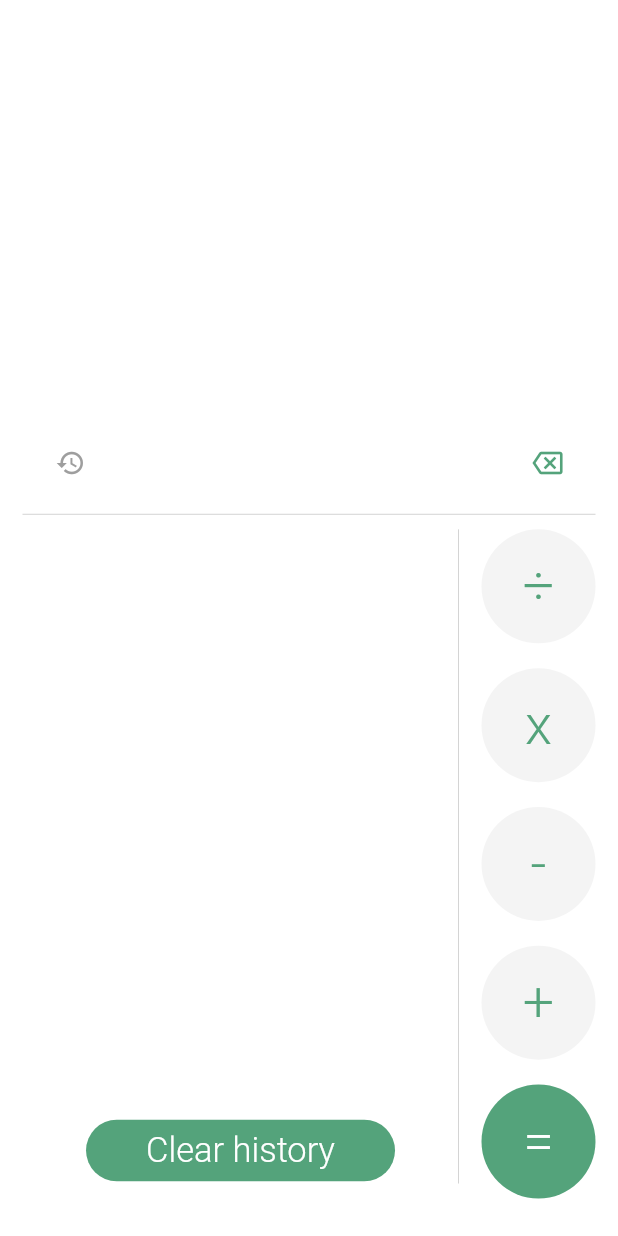
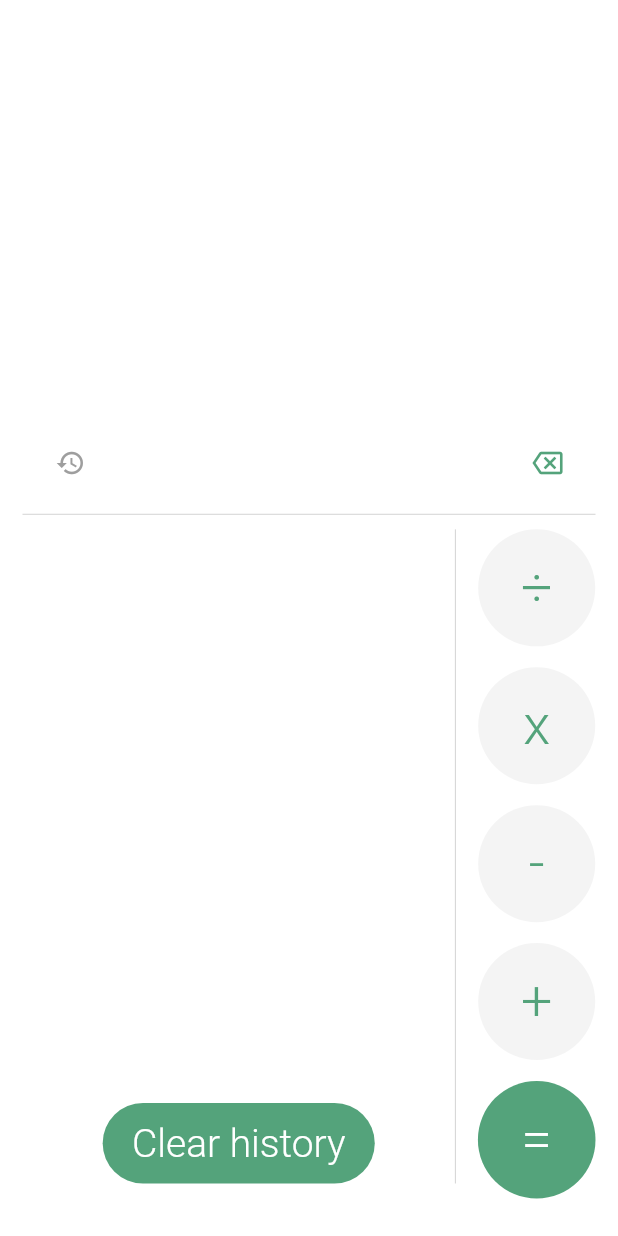
Before and after one commit to sabrihicham/mycalculatric, a Flutter app: the screen it shows after launch, after a tap on the "history" icon, on a phone screen of 412 x 824 dp. Run offline on Flutter 3.47's test engine with Material 2 defaults, Android fonts, the phone set to English and light mode, and no system bars.

Commit message:
Update UI & Fixing Bugs
Set re-sizable buttons ,fixing bugs and reorganize code

```diff
--- a/lib/main.dart
+++ b/lib/main.dart
@@ -9,7 +9,8 @@ const Color black = Color.fromARGB(255, 46, 46, 46);
 String input = "";
 String output = "";
 
-void main() => runApp(Calculator());
+void main() =>
+    runApp(MaterialApp(debugShowCheckedModeBanner: false, home: Calculator()));
 
 class Calculator extends StatefulWidget {
   @override
@@ -18,31 +19,17 @@ class Calculator extends StatefulWidget {
 
 class _CalculatorState extends State<Calculator> {
   int indexer = 0;
+  late Size size;
 
   List<Widget> history = []; //History of operations
 
-  List<String> leftSide = [
-    "C",
-    "7",
-    "4",
-    "1",
-    "+/-",
-    "( )",
-    "8",
-    "5",
-    "2",
-    "0",
-    "%",
-    "9",
-    "6",
-    "3",
-    "."
-  ];
+  List<String> leftSide = ["C","7","4","1","+/-","( )","8","5","2","0","%","9","6","3","."];
   List<String> rightSide = ["÷", "x", "-", "+", "="];
 
-  void switcher() => setState(() => indexer = indexer == 0 ? 1 : 0);
+  void switcher() => setState(() => indexer = indexer == 0 ? 1 : 0); //Histoy and Keypad indexer
 
-  //History Detail Box
+  ///History Detail Box
+  ///[ detailBox(input_ 'Operation', output_ 'Result') ]
   Widget detailBox({input_, output_}) {
     return GestureDetector(
       onTap: () => setState(() => {input = input_, output = output_}),
@@ -65,6 +52,78 @@ class _CalculatorState extends State<Calculator> {
     );
   }
 
+  //Char is an Operator.
+  bool isOperator(String s) {
+    if (s == "x" || s == "÷" || s == "-" || s == "+" || s == "(") return true;
+    return false;
+  }
+
+  ///Clear input and output fildes.
+  void clear() => setState(() => {input = "", output = ""});
+
+  ///Add Number and calculate
+  void addNum(String str) => setState(() {
+        input += str;
+        if (isValid()) output = result(input);
+      });
+
+  ///Add Operator
+  void addOpr(String str) => setState(() {
+        if (input.isNotEmpty && !isOperator(input[input.length - 1])) input += str;
+        if (input.isNotEmpty && isOperator(input[input.length - 1])) input = input.replaceRange(input.length - 1, input.length, str); return;
+      });
+
+  //Add Negative
+  void negative() => setState((){
+    if(input.endsWith("(-")){ input = input.replaceRange(input.length-2,input.length,""); return;}
+    if(input.isEmpty || (input.isNotEmpty && isOperator(input[input.length-1]))){ input += "(-"; return;}
+    if(!isOperator(input[input.length-1])){
+      int i = input.length - 1;
+      while (i > 0 && !isOperator(input[i])) { i--; }
+      print(i);
+      input = input.replaceRange(i,null,(i == 0 && !isOperator(input[i]))?("-"+input):(input[i] == "+" ?"-"+input.substring(i+1,input.length):input.substring(i+1,input.length)));
+    }});
+
+  ///Add Parenthses
+  void parenthese() => setState(() {
+        int count = 0;
+        for (int i = 0; i < input.length; ++i) {
+          if (input[i] == "(") count++;
+          if (input[i] == ")") count--;
+        }
+        if (input.isEmpty || isOperator(input[input.length - 1])) {
+          input += "(";
+          count++;
+          return;
+        }
+        if (!isOperator(input[input.length - 1]) && count == 0) {
+          input += "x(";
+          count++;
+          return;
+        }
+        if (!isOperator(input[input.length - 1]) && count > 0) {
+          input += ")";
+          count--;
+          return;
+        }
+        if (isValid()) output = result(input);
+      });
+
+  ///Check Input is a Valid Operator (Synth).
+  bool isValid() {
+    int count = 0;
+    for (int i = 0; i < input.length; ++i) {
+      if (input[i] == "(") count++;
+      if (input[i] == ")") count--;
+    }
+
+    if (count > 0) {
+      return false;
+    }
+
+    return true;
+  }
+
   //Button Widget
   Widget myButton(
       {Color color = grey, //Button Color
@@ -72,8 +131,8 @@ class _CalculatorState extends State<Calculator> {
       String text = "", //set text to Button
       @required onpressed, //Action
       int fontSize = 37, //Text Size
-      int height = 80, //Button Height
-      int width = 80 //Button Width
+      height, //Button Height
+      width //Button Width
       }) {
     return RawMaterialButton(
       constraints: BoxConstraints(
@@ -95,9 +154,8 @@ class _CalculatorState extends State<Calculator> {
 
   @override
   Widget build(BuildContext context) {
-    return MaterialApp(
-      debugShowCheckedModeBanner: false,
-      home: SafeArea(
+    size = MediaQuery.of(context).size;
+    return SafeArea(
       top: false,
       child: Scaffold(
         backgroundColor: Colors.white,
@@ -112,25 +170,32 @@ class _CalculatorState extends State<Calculator> {
                   children: [
                     //Input Text
                     Row(mainAxisAlignment: MainAxisAlignment.end, children: [
-                        Padding(
-                            padding: const EdgeInsets.fromLTRB(0, 80, 20, 60),
-                            child: Text(
-                              input,
+                      Expanded(
+                          child: Padding(
+                              padding: const EdgeInsets.only(right: 15),
+                              child: SingleChildScrollView(
+                                  scrollDirection: Axis.horizontal,
+                                  reverse: true,
+                                  child: Text(input,
                                       style: const TextStyle(
-                                  fontSize: 42, fontWeight: FontWeight.w400),
-                            ))
+                                          fontSize: 42,
+                                          fontWeight: FontWeight.w400)))))
                     ]),
                     //Output Text
                     Row(mainAxisAlignment: MainAxisAlignment.end, children: [
-                        Padding(
-                            padding: const EdgeInsets.fromLTRB(0, 20, 20, 15),
+                      Expanded(
+                          child: Padding(
+                              padding: const EdgeInsets.only(right: 15),
+                              child: SingleChildScrollView(
+                                  scrollDirection: Axis.horizontal,
+                                  reverse: true,
                                   child: Text(
                                     output,
                                     style: const TextStyle(
                                         color: Colors.grey,
                                         fontSize: 30,
                                         fontWeight: FontWeight.w400),
-                            ))
+                                  ))))
                     ]),
                     //Options (Delte & History)
                     Row(
@@ -183,8 +248,7 @@ class _CalculatorState extends State<Calculator> {
                           children: [
                             //Keys
                             Row(
-                                mainAxisAlignment:
-                                    MainAxisAlignment.spaceEvenly,
+                              mainAxisAlignment: MainAxisAlignment.spaceEvenly,
                               children: [
                                 Column(
                                     mainAxisAlignment:
@@ -192,91 +256,48 @@ class _CalculatorState extends State<Calculator> {
                                     children: List.generate(
                                         5,
                                         (index) => myButton(
-                                              textColor: index == 0
-                                                  ? Colors.red
-                                                  : black,
+                                            height: size.height * 0.1,
+                                            width: size.width * 0.2,
+                                            textColor:
+                                                index == 0 ? Colors.red : black,
                                             text: leftSide[index],
                                             onpressed: index == 0
-                                                  ? () => setState(() =>
-                                                      {input = "", output = ""})
-                                                  : () => setState(() {
-                                                        input +=
-                                                            leftSide[index];
-                                                        output = result(input);
-                                                      })))),
+                                                ? () => clear()
+                                                : ( index == 4
+                                                   ? () => negative()
+                                                   : () =>
+                                                    addNum(leftSide[index]))))),
                                 Column(
                                     mainAxisAlignment:
                                         MainAxisAlignment.spaceBetween,
                                     children: List.generate(
                                         5,
                                         (index) => myButton(
+                                            height: size.height * 0.1,
+                                            width: size.width * 0.2,
                                             textColor:
                                                 index == 0 ? green : black,
                                             text: leftSide[5 + index],
                                             onpressed: index == 0
-                                                  ? () {
-                                                      bool isOperator(
-                                                          String s) {
-                                                        if (s == "x" ||
-                                                            s == "÷" ||
-                                                            s == "-" ||
-                                                            s == "+" ||
-                                                            s == "(")
-                                                          return true;
-                                                        return false;
-                                                      }
-
-                                                      setState(() {
-                                                        int count=0;
-                                                        for (int i=0;i<input.length;++i){
-                                                          if(input[i]=="(") count++;
-                                                          if(input[i]==")") count--;
-                                                        }
-                                                        if (input.isEmpty ||
-                                                            isOperator(input[
-                                                                input.length -
-                                                                    1])) {
-                                                          input += "(";
-                                                          count++;
-                                                          return;
-                                                        }
-                                                        if (!isOperator(input[
-                                                                input.length -
-                                                                    1]) &&
-                                                            count == 0) {
-                                                          input += "x(";
-                                                          count++;
-                                                          return;
-                                                        }
-                                                        if (!isOperator(input[
-                                                                input.length -
-                                                                    1]) &&
-                                                            count > 0) {
-                                                          input += ")";
-                                                          count--;
-                                                          return;
-                                                        }
-                                                      });
-                                                    }
-                                                  : () => setState(() {
-                                                        input +=
-                                                            leftSide[5 + index];
-                                                        output = result(input);
-                                                      })))),
+                                                ? () => parenthese()
+                                                : () => addNum(
+                                                    leftSide[5 + index])))),
                                 Column(
                                     mainAxisAlignment:
                                         MainAxisAlignment.spaceBetween,
                                     children: List.generate(
                                         5,
                                         (index) => myButton(
+                                            height: size.height * 0.1,
+                                            width: size.width * 0.2,
                                             textColor:
                                                 index == 0 ? green : black,
                                             text: leftSide[10 + index],
-                                              onpressed: () => setState(() {
-                                                    input +=
-                                                        leftSide[10 + index];
-                                                    output = result(input);
-                                                  }))))
+                                            onpressed: index == 0
+                                                ? () =>
+                                                    addOpr(leftSide[10 + index])
+                                                : () => addNum(
+                                                    leftSide[10 + index]))))
                               ],
                             ),
                             //History
@@ -287,8 +308,7 @@ class _CalculatorState extends State<Calculator> {
                                   color: Colors.grey,
                                   width: 0.3,
                                 ))),
-                                  margin:
-                                      const EdgeInsets.fromLTRB(0, 0, 15, 10),
+                                margin: const EdgeInsets.fromLTRB(0, 0, 15, 10),
                                 alignment: Alignment.center,
                                 child: Column(children: [
                                   Expanded(
@@ -297,9 +317,11 @@ class _CalculatorState extends State<Calculator> {
                                     ),
                                   ),
                                   myButton(
-                                        fontSize: 23,
-                                        height: 45,
-                                        width: 210,
+                                      fontSize:
+                                          (size.height * size.width * 0.000075)
+                                              .ceil(),
+                                      width: size.width * 0.45,
+                                      height: size.height * 0.07,
                                       color: green,
                                       textColor: Colors.white,
                                       text: "Clear history",
@@ -315,23 +337,28 @@ class _CalculatorState extends State<Calculator> {
                           children: List.generate(5, (index) {
                             if (index == 4) {
                               return myButton(
+                                  height: size.height * 0.1,
+                                  width: size.width * 0.2,
                                   color: green,
                                   textColor: Colors.white,
                                   text: rightSide[index],
                                   onpressed: () => setState(() {
                                         if (output != "") {
                                           history.add(detailBox(
-                                                input_: input,
-                                                output_: output));
+                                              input_: input, output_: output));
                                           input = output;
                                         }
                                         output = "";
                                       }));
                             }
                             return myButton(
+                                width: (MediaQuery.of(context).size.width * 0.2)
+                                    .toInt(),
+                                height:
+                                    (MediaQuery.of(context).size.height * 0.1)
+                                        .toInt(),
                                 text: rightSide[index],
-                                  onpressed: () => setState(
-                                      () => input += rightSide[index]));
+                                onpressed: () => addOpr(rightSide[index]));
                           })),
                     ],
                   ),
@@ -341,7 +368,6 @@ class _CalculatorState extends State<Calculator> {
           ),
         ),
       ),
-      ),
     );
   }
 }
```
Lines whose indentation alone changed are shown as unchanged.
